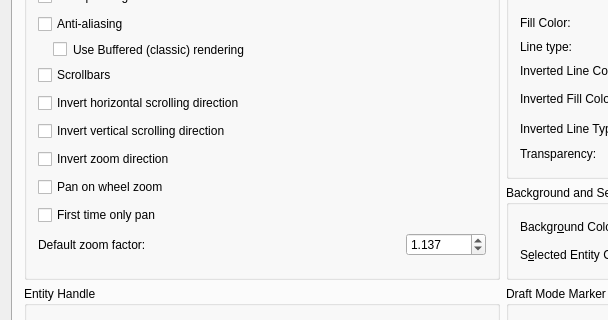
Qt form librecad/src/ui/dialogs/settings/options_general/qg_dlgoptionsgeneral.ui (LibreCAD/LibreCAD) before a commit; both pictures show x 0 to 608 and y 95 to 415 of the 1006 by 804 pixel window.
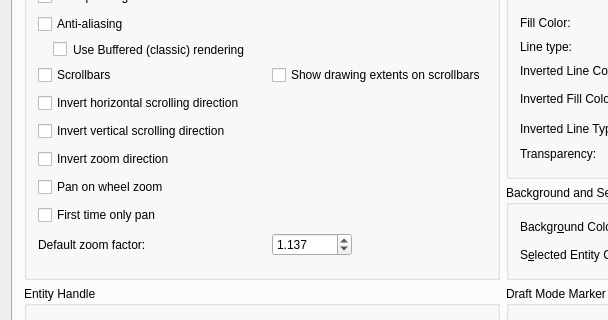
The same form after that commit. The open tabs and pages were chosen to show the change. Icons and pictures are not drawn. Custom widgets are drawn as their Qt base class.

Commit message: Scrollbars: show the drawing and never zoom on wheel (#2945) (#2950)

Patch:
```diff
--- a/librecad/src/ui/dialogs/settings/options_general/qg_dlgoptionsgeneral.ui
+++ b/librecad/src/ui/dialogs/settings/options_general/qg_dlgoptionsgeneral.ui
@@ -74,7 +74,7 @@
           <property name="verticalSpacing">
            <number>6</number>
           </property>
-          <item row="3" column="0" colspan="2">
+          <item row="3" column="0">
            <widget class="QCheckBox" name="scrollbars_check_box">
             <property name="sizePolicy">
              <sizepolicy hsizetype="Preferred" vsizetype="Fixed">
@@ -90,6 +90,22 @@
             </property>
            </widget>
           </item>
+          <item row="3" column="1">
+           <widget class="QCheckBox" name="cbScrollBarContentBand">
+            <property name="sizePolicy">
+             <sizepolicy hsizetype="Preferred" vsizetype="Fixed">
+              <horstretch>0</horstretch>
+              <verstretch>0</verstretch>
+             </sizepolicy>
+            </property>
+            <property name="toolTip">
+             <string>Marks the drawing's range along each scrollbar where it lies outside the view, and gives the ranges and the drawing's distance in the scrollbar's tooltip, so the drawing can be found again when panned far away</string>
+            </property>
+            <property name="text">
+             <string>Show drawing extents on scrollbars</string>
+            </property>
+           </widget>
+          </item>
           <item row="1" column="0" colspan="2">
            <widget class="QCheckBox" name="cb_antialiasing">
             <property name="sizePolicy">
```
The commit also changes 23 other files.
